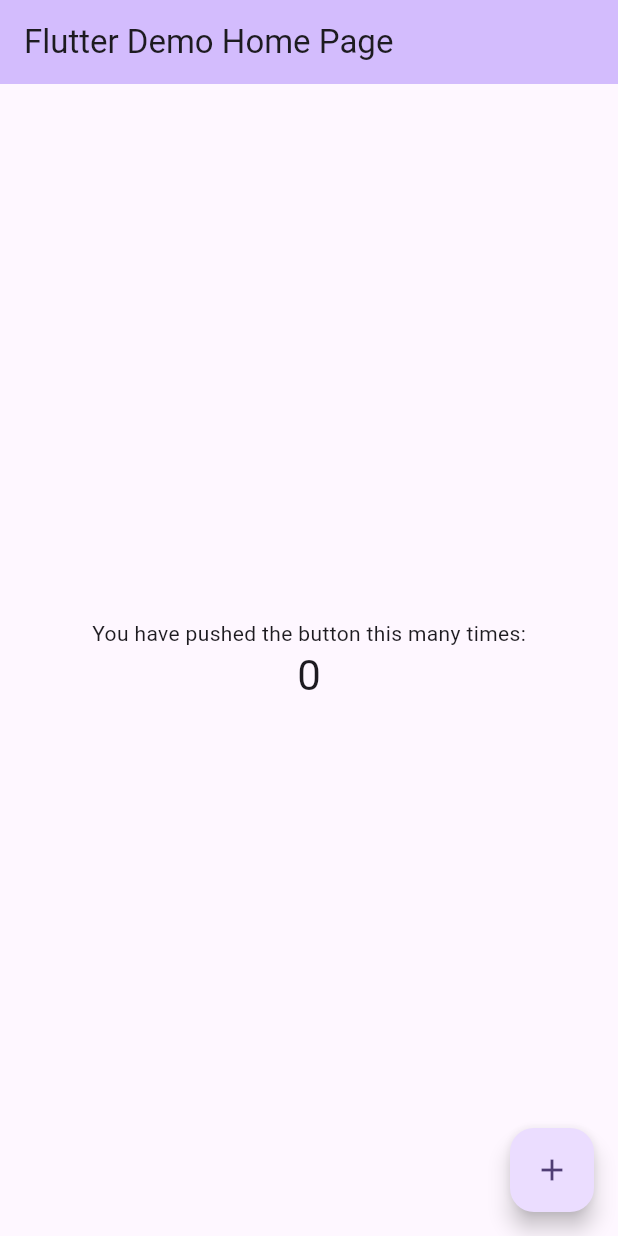
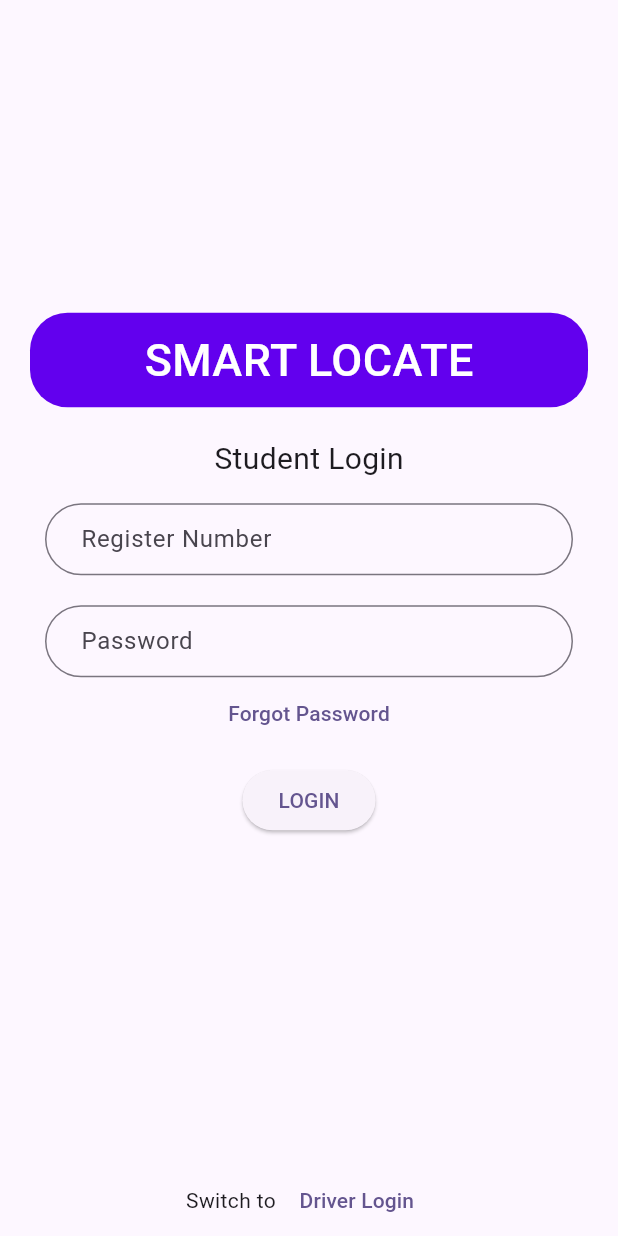
Before and after one commit to Sathiyaraman-M/SmartLocate.Frontend, a Flutter app: the screen it shows after launch, on a phone screen of 412 x 824 dp. Run offline on Flutter 3.47's test engine with Material 2 defaults, Android fonts, the phone set to English and light mode, and no system bars.

Commit message:
Setup Login Screens and Main Screen

```diff
--- a/lib/main.dart
+++ b/lib/main.dart
@@ -1,4 +1,5 @@
 import 'package:flutter/material.dart';
+import 'package:smart_locate/screens/login/login_screen.dart';
 
 void main() {
   runApp(const MyApp());
@@ -7,119 +8,15 @@ void main() {
 class MyApp extends StatelessWidget {
   const MyApp({super.key});
 
-  // This widget is the root of your application.
   @override
   Widget build(BuildContext context) {
     return MaterialApp(
       title: 'Flutter Demo',
       theme: ThemeData(
-        // This is the theme of your application.
-        //
-        // TRY THIS: Try running your application with "flutter run". You'll see
-        // the application has a blue toolbar. Then, without quitting the app,
-        // try changing the seedColor in the colorScheme below to Colors.green
-        // and then invoke "hot reload" (save your changes or press the "hot
-        // reload" button in a Flutter-supported IDE, or press "r" if you used
-        // the command line to start the app).
-        //
-        // Notice that the counter didn't reset back to zero; the application
-        // state is not lost during the reload. To reset the state, use hot
-        // restart instead.
-        //
-        // This works for code too, not just values: Most code changes can be
-        // tested with just a hot reload.
-        colorScheme: ColorScheme.fromSeed(seedColor: Colors.deepPurple),
+        colorScheme: ColorScheme.fromSeed(seedColor: const Color(0xFF6200EE)),
         useMaterial3: true,
       ),
-      home: const MyHomePage(title: 'Flutter Demo Home Page'),
+      home: const LoginScreen(),
     );
   }
 }
-
-class MyHomePage extends StatefulWidget {
-  const MyHomePage({super.key, required this.title});
-
-  // This widget is the home page of your application. It is stateful, meaning
-  // that it has a State object (defined below) that contains fields that affect
-  // how it looks.
-
-  // This class is the configuration for the state. It holds the values (in this
-  // case the title) provided by the parent (in this case the App widget) and
-  // used by the build method of the State. Fields in a Widget subclass are
-  // always marked "final".
-
-  final String title;
-
-  @override
-  State<MyHomePage> createState() => _MyHomePageState();
-}
-
-class _MyHomePageState extends State<MyHomePage> {
-  int _counter = 0;
-
-  void _incrementCounter() {
-    setState(() {
-      // This call to setState tells the Flutter framework that something has
-      // changed in this State, which causes it to rerun the build method below
-      // so that the display can reflect the updated values. If we changed
-      // _counter without calling setState(), then the build method would not be
-      // called again, and so nothing would appear to happen.
-      _counter++;
-    });
-  }
-
-  @override
-  Widget build(BuildContext context) {
-    // This method is rerun every time setState is called, for instance as done
-    // by the _incrementCounter method above.
-    //
-    // The Flutter framework has been optimized to make rerunning build methods
-    // fast, so that you can just rebuild anything that needs updating rather
-    // than having to individually change instances of widgets.
-    return Scaffold(
-      appBar: AppBar(
-        // TRY THIS: Try changing the color here to a specific color (to
-        // Colors.amber, perhaps?) and trigger a hot reload to see the AppBar
-        // change color while the other colors stay the same.
-        backgroundColor: Theme.of(context).colorScheme.inversePrimary,
-        // Here we take the value from the MyHomePage object that was created by
-        // the App.build method, and use it to set our appbar title.
-        title: Text(widget.title),
-      ),
-      body: Center(
-        // Center is a layout widget. It takes a single child and positions it
-        // in the middle of the parent.
-        child: Column(
-          // Column is also a layout widget. It takes a list of children and
-          // arranges them vertically. By default, it sizes itself to fit its
-          // children horizontally, and tries to be as tall as its parent.
-          //
-          // Column has various properties to control how it sizes itself and
-          // how it positions its children. Here we use mainAxisAlignment to
-          // center the children vertically; the main axis here is the vertical
-          // axis because Columns are vertical (the cross axis would be
-          // horizontal).
-          //
-          // TRY THIS: Invoke "debug painting" (choose the "Toggle Debug Paint"
-          // action in the IDE, or press "p" in the console), to see the
-          // wireframe for each widget.
-          mainAxisAlignment: MainAxisAlignment.center,
-          children: <Widget>[
-            const Text(
-              'You have pushed the button this many times:',
-            ),
-            Text(
-              '$_counter',
-              style: Theme.of(context).textTheme.headlineMedium,
-            ),
-          ],
-        ),
-      ),
-      floatingActionButton: FloatingActionButton(
-        onPressed: _incrementCounter,
-        tooltip: 'Increment',
-        child: const Icon(Icons.add),
-      ), // This trailing comma makes auto-formatting nicer for build methods.
-    );
-  }
-}
--- /dev/null
+++ b/lib/screens/login/login_screen.dart
@@ -0,0 +1,54 @@
+import 'package:flutter/material.dart';
+import 'package:smart_locate/screens/login/driver_login_screen.dart';
+import 'package:smart_locate/screens/login/student_login_screen.dart';
+
+class LoginScreen extends StatefulWidget {
+  const LoginScreen({super.key});
+
+  @override
+  State<LoginScreen> createState() => _LoginScreenState();
+}
+
+class _LoginScreenState extends State<LoginScreen> {
+  Widget _currentScreen = const StudentLoginScreen();
+
+  void switchScreen() {
+    setState(() {
+      if (_currentScreen is StudentLoginScreen) {
+        _currentScreen = const DriverLoginScreen();
+      } else {
+        _currentScreen = const StudentLoginScreen();
+      }
+    });
+  }
+
+  @override
+  Widget build(BuildContext context) {
+    return Scaffold(
+      body: Column(
+        children: [
+          Expanded(child: _currentScreen),
+          Row(
+            mainAxisAlignment: MainAxisAlignment.center,
+            children: <Widget>[
+              const Text('Switch to '),
+              TextButton(
+                child: Center(
+                    child: Text(
+                  _currentScreen is StudentLoginScreen
+                      ? 'Driver Login'
+                      : 'Student Login',
+                )),
+                onPressed: () {
+                  setState(() {
+                    switchScreen();
+                  });
+                },
+              )
+            ],
+          ),
+        ],
+      ),
+    );
+  }
+}
--- /dev/null
+++ b/lib/screens/login/student_login_screen.dart
@@ -0,0 +1,137 @@
+import 'package:flutter/material.dart';
+import 'package:provider/provider.dart';
+import 'package:smart_locate/screens/main_screen.dart';
+
+class StudentLoginScreen extends StatelessWidget {
+  const StudentLoginScreen({Key? key}) : super(key: key);
+
+  @override
+  Widget build(BuildContext context) {
+    return Scaffold(
+      body: Padding(
+          padding: const EdgeInsets.all(20),
+          child: ChangeNotifierProvider(
+            create: (context) => _StudentLoginState(),
+            builder: (context, child) => const _StudentLoginBody(),
+          )),
+    );
+  }
+}
+
+class _StudentLoginBody extends StatelessWidget {
+  const _StudentLoginBody();
+
+  @override
+  Widget build(BuildContext context) {
+    final provider = Provider.of<_StudentLoginState>(context);
+    return Column(
+      mainAxisAlignment: MainAxisAlignment.center,
+      crossAxisAlignment: CrossAxisAlignment.center,
+      children: [
+        Container(
+            alignment: Alignment.center,
+            padding: const EdgeInsets.all(10),
+            decoration: const BoxDecoration(
+                borderRadius: BorderRadius.all(Radius.circular(25)),
+                color: Color(0xFF6200EE)),
+            child: const Text(
+              'SMART LOCATE',
+              style: TextStyle(
+                  color: Colors.white,
+                  fontWeight: FontWeight.w500,
+                  fontSize: 30),
+            )),
+        Container(
+            alignment: Alignment.center,
+            padding:
+                const EdgeInsets.only(top: 20, bottom: 5, left: 10, right: 10),
+            child: const Text(
+              'Student Login',
+              style: TextStyle(fontSize: 20),
+            )),
+        Container(
+          padding: const EdgeInsets.all(10),
+          child: TextField(
+            controller: provider.regNumberController,
+            decoration: const InputDecoration(
+              border: OutlineInputBorder(
+                  borderRadius: BorderRadius.all(Radius.circular(50))),
+              contentPadding:
+                  EdgeInsets.only(left: 20, bottom: 0, top: 0, right: 20),
+              labelText: 'Register Number',
+            ),
+          ),
+        ),
+        Container(
+          padding: const EdgeInsets.fromLTRB(10, 10, 10, 0),
+          child: TextField(
+            obscureText: true,
+            controller: provider.passwordController,
+            decoration: const InputDecoration(
+              border: OutlineInputBorder(
+                  borderRadius: BorderRadius.all(Radius.circular(50))),
+              contentPadding:
+                  EdgeInsets.only(left: 20, bottom: 0, top: 0, right: 20),
+              labelText: 'Password',
+            ),
+          ),
+        ),
+        Padding(
+            padding: const EdgeInsets.fromLTRB(10, 0, 10, 0),
+            child: Column(
+              crossAxisAlignment: CrossAxisAlignment.center,
+              children: [
+                TextButton(
+                  onPressed: () {
+                    //forgot password screen
+                  },
+                  child: const Text(
+                    'Forgot Password',
+                  ),
+                ),
+                Padding(
+                    padding: const EdgeInsets.all(10),
+                    child: ElevatedButton(
+                      autofocus: true,
+                      onPressed: () => provider.login(context),
+                      child: const Text(
+                        'LOGIN',
+                      ),
+                    ))
+              ],
+            )),
+      ],
+    );
+  }
+}
+
+class _StudentLoginState extends ChangeNotifier {
+  final regNumberController = TextEditingController();
+  final passwordController = TextEditingController();
+
+  void login(BuildContext context) {
+    if (regNumberController.text.isEmpty) {
+      ScaffoldMessenger.of(context).showSnackBar(const SnackBar(
+        content: Text('Please enter your register number'),
+      ));
+      return;
+    }
+    if (passwordController.text.isEmpty) {
+      ScaffoldMessenger.of(context).showSnackBar(const SnackBar(
+        content: Text('Please enter your password'),
+      ));
+      return;
+    }
+    Navigator.pushAndRemoveUntil(
+        context,
+        MaterialPageRoute(builder: ((context) => const MainScreen())),
+        (_) => false);
+  }
+
+  @override
+  void dispose() {
+    regNumberController.dispose();
+    passwordController.dispose();
+    super.dispose();
+  }
+}
```
Also changed, not shown: lib/screens/login/driver_login_screen.dart (added, +98 -0 lines), lib/screens/login/driver_otp_screen.dart (added, +217 -0 lines), lib/screens/main_screen.dart (added, +23 -0 lines).
